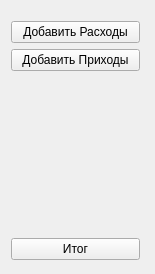
The window that src/ui/mainwindow.ui (sk-jame/android-finance-balance) describes before a commit, drawn with Qt 5.
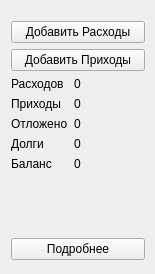
The same window after the commit.

```diff
--- a/src/ui/mainwindow.ui
+++ b/src/ui/mainwindow.ui
@@ -32,7 +32,7 @@
        <rect>
         <x>0</x>
         <y>10</y>
-        <width>151</width>
+        <width>156</width>
         <height>261</height>
        </rect>
       </property>
@@ -51,6 +51,80 @@
          </property>
         </widget>
        </item>
+       <item>
+        <layout class="QFormLayout" name="formLayout">
+         <item row="0" column="0">
+          <widget class="QLabel" name="labelOut">
+           <property name="text">
+            <string>Расходов</string>
+           </property>
+          </widget>
+         </item>
+         <item row="0" column="1">
+          <widget class="QLabel" name="labelOutData">
+           <property name="text">
+            <string>0</string>
+           </property>
+          </widget>
+         </item>
+         <item row="1" column="0">
+          <widget class="QLabel" name="labelIn">
+           <property name="text">
+            <string>Приходы</string>
+           </property>
+          </widget>
+         </item>
+         <item row="1" column="1">
+          <widget class="QLabel" name="labelInData">
+           <property name="text">
+            <string>0</string>
+           </property>
+          </widget>
+         </item>
+         <item row="2" column="0">
+          <widget class="QLabel" name="labelSaved">
+           <property name="text">
+            <string>Отложено</string>
+           </property>
+          </widget>
+         </item>
+         <item row="2" column="1">
+          <widget class="QLabel" name="labelSavedData">
+           <property name="text">
+            <string>0</string>
+           </property>
+          </widget>
+         </item>
+         <item row="3" column="0">
+          <widget class="QLabel" name="labelDebs">
+           <property name="text">
+            <string>Долги</string>
+           </property>
+          </widget>
+         </item>
+         <item row="3" column="1">
+          <widget class="QLabel" name="labelDebsData">
+           <property name="text">
+            <string>0</string>
+           </property>
+          </widget>
+         </item>
+         <item row="4" column="0">
+          <widget class="QLabel" name="labelBalance">
+           <property name="text">
+            <string>Баланс</string>
+           </property>
+          </widget>
+         </item>
+         <item row="4" column="1">
+          <widget class="QLabel" name="labelBalanceData">
+           <property name="text">
+            <string>0</string>
+           </property>
+          </widget>
+         </item>
+        </layout>
+       </item>
        <item>
         <spacer name="verticalSpacer_4">
          <property name="orientation">
@@ -67,7 +141,7 @@
        <item>
         <widget class="QPushButton" name="pbSummary_4">
          <property name="text">
-          <string>Итог</string>
+          <string>Подробнее</string>
          </property>
         </widget>
        </item>
```
